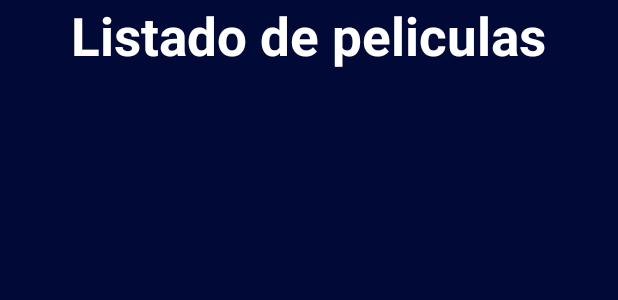
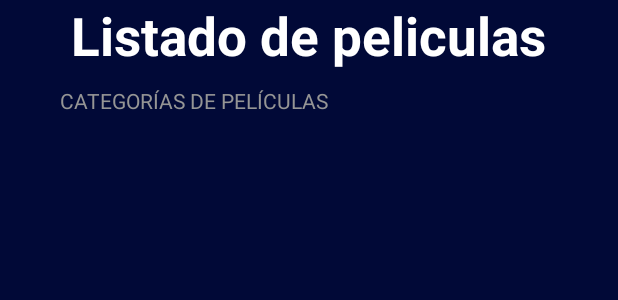
Before and after one commit to luismavlo/moviles-viu-act1, an Android app: the layout activity_films.xml on its own in the app's theme, with its tools: preview values and no code run, on a phone screen of 412 x 824 dp. Shown: the top 300 px of the screen. Run offline under Robolectric (Android 15) with nearby library versions, the phone set to English and light mode, and no system bars.

Commit message:
adapters + view holders

```diff
--- /dev/null
+++ b/app/src/main/java/com/example/films_viu/films/CategoriesAdapter.kt
@@ -0,0 +1,5 @@
+package com.example.films_viu.films
+
+class CategoriesAdapter(private val categories:List<FilmsCategories>) {
+
+}
--- /dev/null
+++ b/app/src/main/java/com/example/films_viu/films/CategoriesViewHolder.kt
@@ -0,0 +1,4 @@
+package com.example.films_viu.films
+
+class CategoriesViewHolder {
+}
--- a/app/src/main/res/layout/activity_films.xml
+++ b/app/src/main/res/layout/activity_films.xml
@@ -16,4 +16,19 @@
         android:textStyle="bold"
         android:layout_gravity="center_horizontal" />
 
+    <TextView
+        android:layout_width="wrap_content"
+        android:layout_height="wrap_content"
+        android:text="@string/categories_films"
+        android:textAllCaps="true"
+        android:textColor="@color/subtitle_text"
+        android:layout_marginTop="10dp"
+        android:layout_marginHorizontal="40dp"
+        />
+
+    <androidx.recyclerview.widget.RecyclerView
+        android:id="@+id/rvCategories"
+        android:layout_width="match_parent"
+        android:layout_height="match_parent" />
+
 </LinearLayout>
--- a/app/src/main/res/values/colors.xml
+++ b/app/src/main/res/values/colors.xml
@@ -5,4 +5,5 @@
 
     <color name="background_card">#FF081A4A</color>
     <color name="background_app">#010937</color>
+    <color name="subtitle_text">#959595</color>
 </resources>
--- a/app/src/main/res/values/strings.xml
+++ b/app/src/main/res/values/strings.xml
@@ -2,4 +2,5 @@
     <string name="app_name">films_viu</string>
     <string name="peliculas">Peliculas</string>
     <string name="listado_de_peliculas">Listado de peliculas</string>
+    <string name="categories_films">Categorías de películas</string>
 </resources>
```
Also changed, not shown: app/src/main/java/com/example/films_viu/films/FilmsActivity.kt (+14 -0 lines), app/src/main/java/com/example/films_viu/films/FilmsCategories.kt (added, +7 -0 lines).
